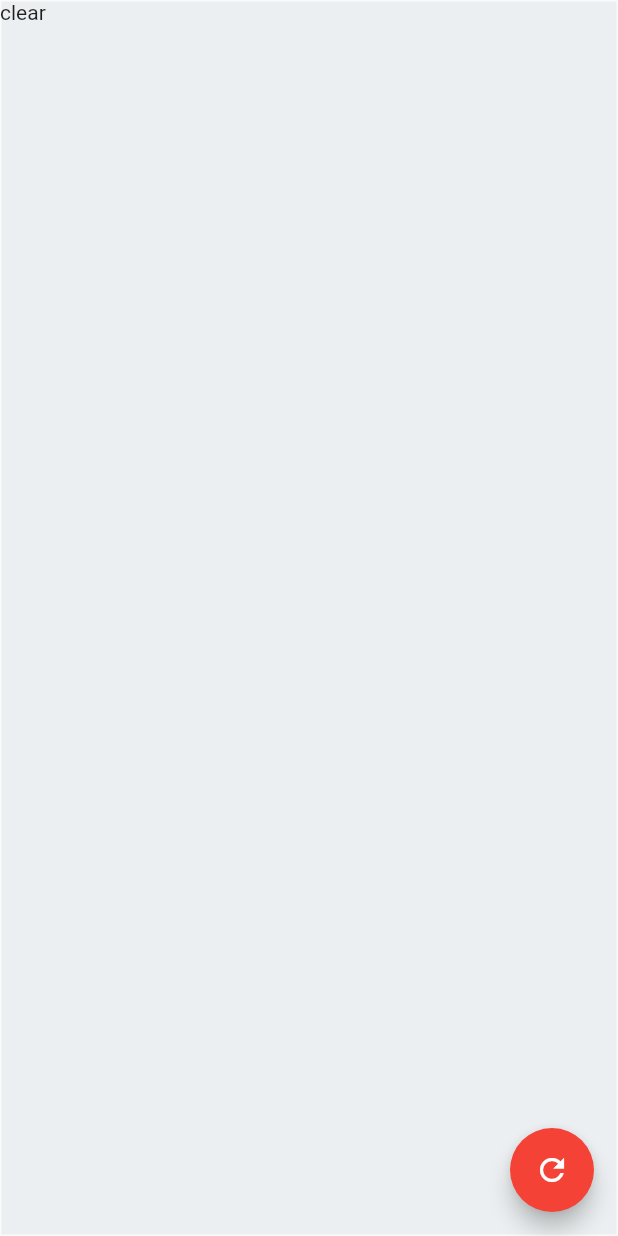
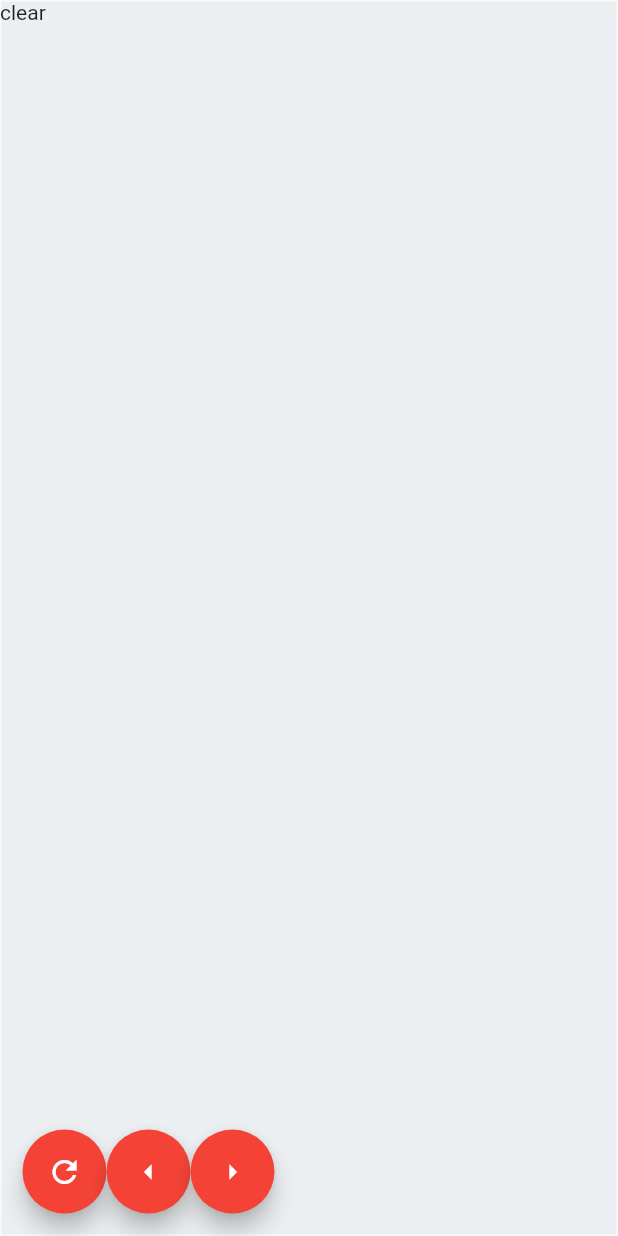
Before and after one commit to mkizka/flumemo, a Flutter app: the screen it shows after launch, after a tap on the "refresh" icon, on a phone screen of 412 x 824 dp. Run offline on Flutter 3.47's test engine with Material 2 defaults, Android fonts, the phone set to English and light mode, and no system bars.

Commit message:
draw.dart分離

```diff
--- /dev/null
+++ b/lib/draw.dart
@@ -0,0 +1,51 @@
+import 'package:flutter/material.dart';
+
+class Note {
+  List<Page> pages;
+  int pageNumber;
+
+  void pushPage() {
+    pageNumber++;
+  }
+
+  void backPage() {
+    pageNumber--;
+  }
+}
+
+class Page {
+  List<Line> lines;
+
+  Page(this.lines);
+}
+
+class Line {
+  List<Offset> points;
+  Color color;
+
+  Line(this.points, this.color);
+}
+
+class Sketcher extends CustomPainter {
+  final List<Line> lines;
+
+  Sketcher(this.lines);
+
+  @override
+  bool shouldRepaint(Sketcher oldDelegate) {
+    return oldDelegate.lines != lines;
+  }
+
+  void paint(Canvas canvas, Size size) {
+    Paint paint = Paint()
+      ..color = Colors.black
+      ..strokeCap = StrokeCap.round
+      ..strokeWidth = 4.0;
+
+    lines.forEach((Line line) {
+      for (int i = 0; i < line.points.length - 1; i++) {
+        canvas.drawLine(line.points[i], line.points[i + 1], paint);
+      }
+    });
+  }
+}
--- a/lib/main.dart
+++ b/lib/main.dart
@@ -1,4 +1,5 @@
 import 'package:flutter/material.dart';
+import './draw.dart';
 
 void main() => runApp(MyApp());
 
@@ -20,12 +21,14 @@ class MyHomePage extends StatefulWidget {
   _MyHomePageState createState() => _MyHomePageState();
 }
 
+List<String> _logs = [];
+bool isDebug = true;
+
 class _MyHomePageState extends State<MyHomePage> {
+  Note note = Note();
+
   Line currentLine = Line([], Colors.black);
   List<Line> lines = [];
-
-  List<String> _logs = [];
-  bool isDebug = true;
 
   List<Widget> createTextList(List<String> logs, {int lineCount: 15}) {
     if (logs.length > lineCount) {
@@ -72,10 +75,12 @@ class _MyHomePageState extends State<MyHomePage> {
               children: createTextList(_logs),
             ),
           ),
-        ],
-      ),
-      floatingActionButton: FloatingActionButton(
-        tooltip: 'clear Screen',
+          Container(
+            alignment: Alignment.bottomRight,
+            padding: EdgeInsets.all(15),
+            child: Row(
+              children: [
+                FloatingActionButton(
                   backgroundColor: Colors.red,
                   child: Icon(Icons.refresh),
                   onPressed: () {
@@ -85,37 +90,31 @@ class _MyHomePageState extends State<MyHomePage> {
                     });
                   },
                 ),
+                FloatingActionButton(
+                  backgroundColor: Colors.red,
+                  child: Icon(Icons.arrow_left),
+                  onPressed: () {
+                    setState(() {
+                      note.backPage();
+                      _logs.add('clear');
+                    });
+                  },
+                ),
+                FloatingActionButton(
+                  backgroundColor: Colors.red,
+                  child: Icon(Icons.arrow_right),
+                  onPressed: () {
+                    setState(() {
+                      note.pushPage();
+                      _logs.add('clear');
+                    });
+                  },
+                )
+              ],
+            ),
+          )
+        ],
+      ),
     );
   }
 }
-
-class Line {
-  List<Offset> points;
-  Color color;
-
-  Line(this.points, this.color);
-}
-
-class Sketcher extends CustomPainter {
-  final List<Line> lines;
-
-  Sketcher(this.lines);
-
-  @override
-  bool shouldRepaint(Sketcher oldDelegate) {
-    return oldDelegate.lines != lines;
-  }
-
-  void paint(Canvas canvas, Size size) {
-    Paint paint = Paint()
-      ..color = Colors.black
-      ..strokeCap = StrokeCap.round
-      ..strokeWidth = 4.0;
-
-    lines.forEach((Line line) {
-      for (int i = 0; i < line.points.length - 1; i++) {
-        canvas.drawLine(line.points[i], line.points[i + 1], paint);
-      }
-    });
-  }
-}
```
Lines whose indentation alone changed are shown as unchanged.
